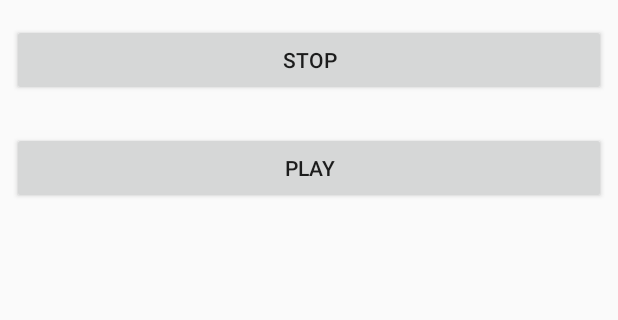
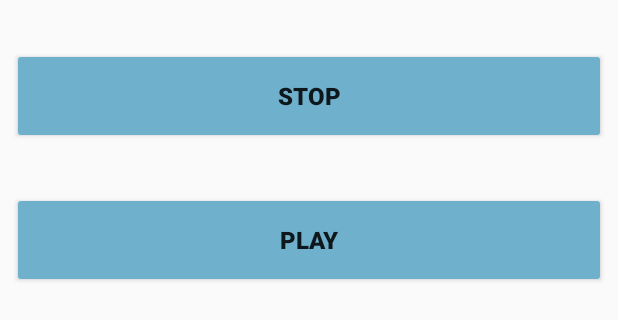
Before and after one commit to rzubala/radio-pi, an Android app: the layout main_player.xml on its own in the app's theme, with its tools: preview values and no code run, on a phone screen of 412 x 824 dp. Shown: the top 320 px of the screen. Run offline under Robolectric (Android 15) with nearby library versions, the phone set to English and light mode, and no system bars.

Commit message:
ui - tuning

```diff
--- a/client/app/src/main/java/com/zubala/rafal/radio/network/PlayerService.kt
+++ b/client/app/src/main/java/com/zubala/rafal/radio/network/PlayerService.kt
@@ -6,7 +6,7 @@ import retrofit2.Retrofit
 import retrofit2.converter.gson.GsonConverterFactory
 import retrofit2.http.GET
 
-private const val BASE_URL = "http://192.168.0.5:3000/"
+private const val BASE_URL = "http://192.168.0.3:3000/"
 
 private val retrofit = Retrofit.Builder()
     .addConverterFactory(GsonConverterFactory.create())
--- a/client/app/src/main/res/layout/main_player.xml
+++ b/client/app/src/main/res/layout/main_player.xml
@@ -10,11 +10,14 @@
         <Button
             android:id="@+id/stop"
             android:layout_width="0dp"
-            android:layout_height="wrap_content"
+            android:layout_height="64dp"
             android:layout_marginStart="8dp"
-            android:layout_marginTop="16dp"
+            android:layout_marginTop="32dp"
             android:layout_marginEnd="8dp"
+            android:backgroundTint="#6FB1CC"
             android:text="STOP"
+            android:textSize="16sp"
+            android:textStyle="bold"
             app:layout_constraintEnd_toEndOf="parent"
             app:layout_constraintStart_toStartOf="parent"
             app:layout_constraintTop_toTopOf="parent" />
@@ -22,11 +25,14 @@
         <Button
             android:id="@+id/play"
             android:layout_width="0dp"
-            android:layout_height="wrap_content"
+            android:layout_height="64dp"
             android:layout_marginStart="8dp"
-            android:layout_marginTop="24dp"
+            android:layout_marginTop="32dp"
             android:layout_marginEnd="8dp"
+            android:backgroundTint="#6FB1CC"
             android:text="PLAY"
+            android:textSize="16sp"
+            android:textStyle="bold"
             app:layout_constraintEnd_toEndOf="parent"
             app:layout_constraintStart_toStartOf="parent"
             app:layout_constraintTop_toBottomOf="@+id/stop" />
```
